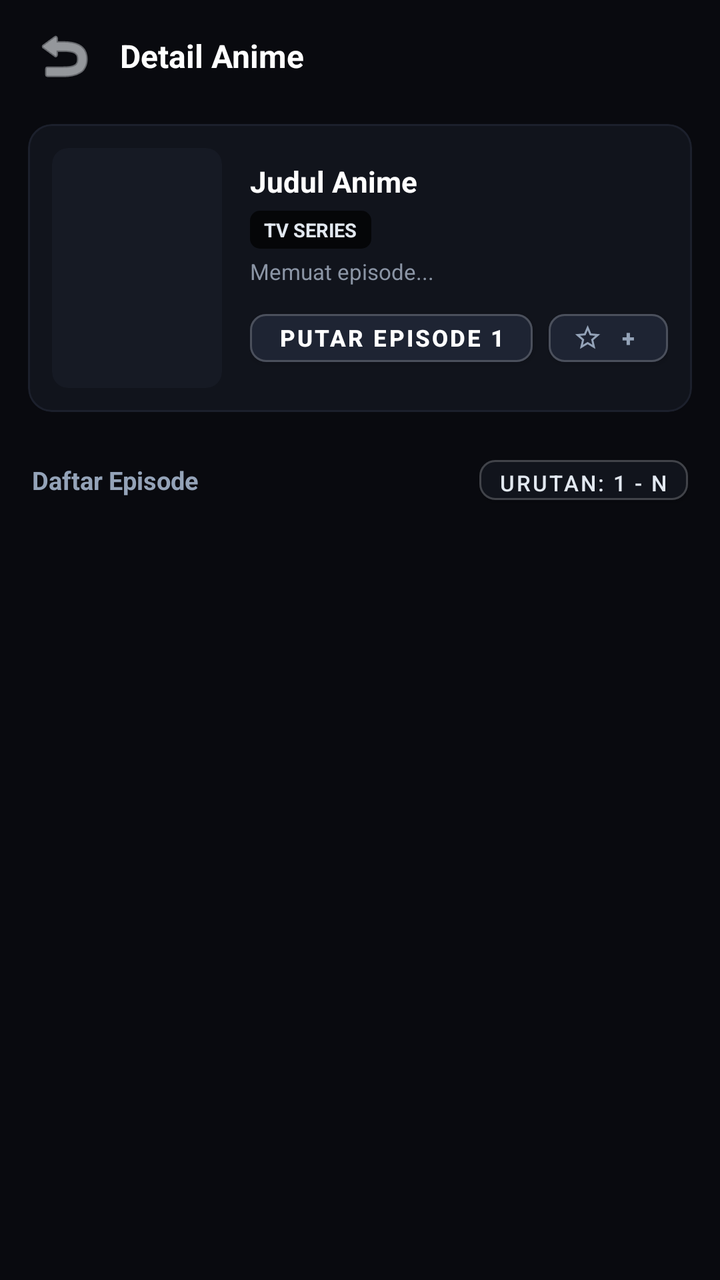
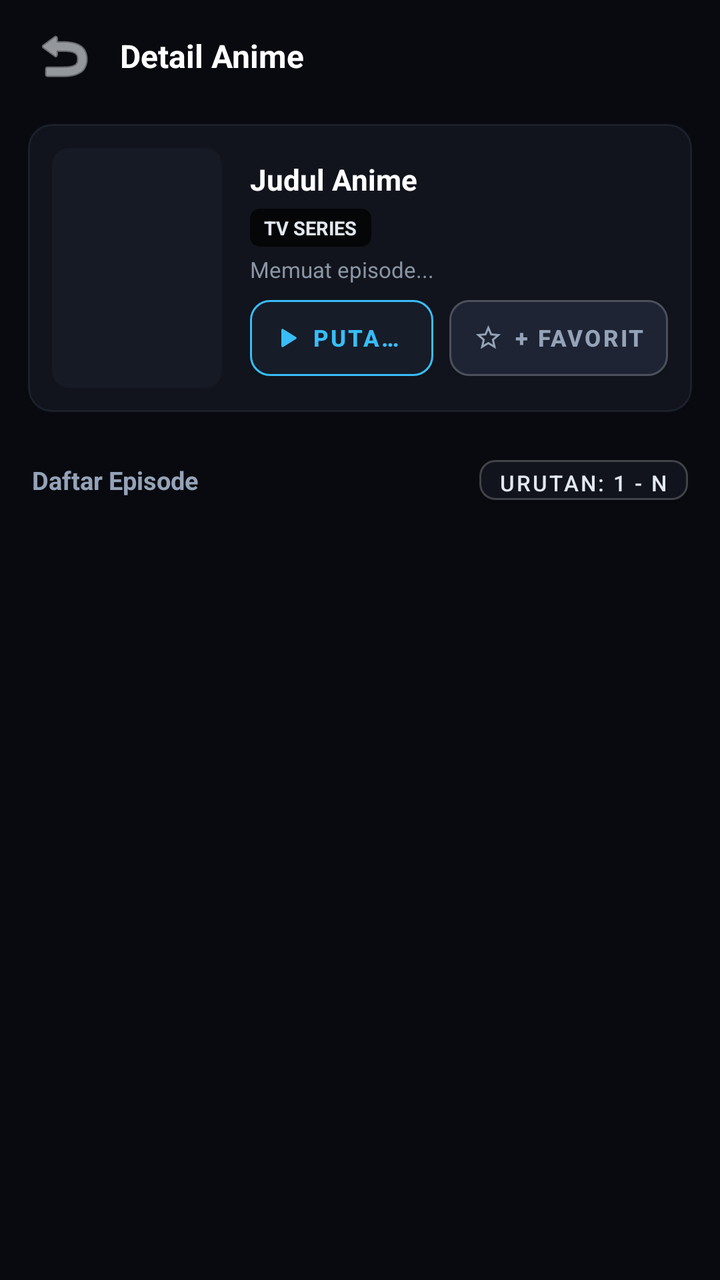

Before-and-after screenshots of an Android layout around one commit, followed by the original layout XML and the change that was made.
<!-- AndroidManifest.xml: application theme Theme.Tatap -->
<!-- res/layout/activity_detail.xml -->
<?xml version="1.0" encoding="utf-8"?>
<LinearLayout xmlns:android="http://schemas.android.com/apk/res/android"
    xmlns:app="http://schemas.android.com/apk/res-auto"
    android:layout_width="match_parent"
    android:layout_height="match_parent"
    android:orientation="vertical"
    android:paddingStart="@dimen/tv_overscan_horizontal"
    android:paddingEnd="@dimen/tv_overscan_horizontal"
    android:paddingTop="@dimen/tv_overscan_vertical"
    android:paddingBottom="@dimen/tv_overscan_vertical"
    android:clipToPadding="false"
    android:background="#090A0F">

    
    <LinearLayout
        android:layout_width="match_parent"
        android:layout_height="56dp"
        android:orientation="horizontal"
        android:gravity="center_vertical"
        android:paddingHorizontal="12dp"
        android:background="#090A0F">

        <ImageButton
            android:id="@+id/btn_back"
            android:layout_width="40dp"
            android:layout_height="40dp"
            android:background="?attr/selectableItemBackgroundBorderless"
            android:src="@android:drawable/ic_menu_revert"
            android:focusable="true"
            android:nextFocusDown="@+id/btn_quick_play"
            app:tint="#F1F5F9"
            android:contentDescription="Kembali" />

        <TextView
            android:id="@+id/tv_detail_title"
            android:layout_width="0dp"
            android:layout_height="wrap_content"
            android:layout_weight="1"
            android:layout_marginStart="8dp"
            android:text="Detail Anime"
            android:textColor="#FFFFFF"
            android:textSize="16sp"
            android:textStyle="bold"
            android:singleLine="true"
            android:ellipsize="end" />

        <ProgressBar
            android:id="@+id/pb_detail_loading"
            android:layout_width="20dp"
            android:layout_height="20dp"
            android:layout_marginEnd="6dp"
            android:visibility="gone"
            android:indeterminateTint="#38BDF8" />
    </LinearLayout>

    
    <com.google.android.material.card.MaterialCardView
        android:layout_width="match_parent"
        android:layout_height="wrap_content"
        android:layout_marginHorizontal="14dp"
        android:layout_marginTop="6dp"
        android:layout_marginBottom="12dp"
        app:cardCornerRadius="12dp"
        app:cardElevation="0dp"
        app:cardBackgroundColor="#11141C"
        app:strokeColor="#1C202C"
        app:strokeWidth="1dp">

        <LinearLayout
            android:layout_width="match_parent"
            android:layout_height="wrap_content"
            android:orientation="vertical"
            android:animateLayoutChanges="true"
            android:padding="12dp">

            <LinearLayout
                android:layout_width="match_parent"
                android:layout_height="wrap_content"
                android:orientation="horizontal">

                
                <androidx.cardview.widget.CardView
                    android:layout_width="85dp"
                    android:layout_height="120dp"
                    app:cardCornerRadius="8dp"
                    app:cardElevation="0dp"
                    app:cardBackgroundColor="#161A24">

                    <ImageView
                        android:id="@+id/iv_detail_poster"
                        android:layout_width="match_parent"
                        android:layout_height="match_parent"
                        android:scaleType="centerCrop"
                        android:contentDescription="Poster" />
                </androidx.cardview.widget.CardView>

                
                <LinearLayout
                    android:layout_width="0dp"
                    android:layout_height="match_parent"
                    android:layout_weight="1"
                    android:layout_marginStart="14dp"
                    android:orientation="vertical"
                    android:gravity="center_vertical">

                    <TextView
                        android:id="@+id/tv_detail_title_full"
                        android:layout_width="match_parent"
                        android:layout_height="wrap_content"
                        android:maxLines="2"
                        android:ellipsize="end"
                        android:text="Judul Anime"
                        android:textColor="#FFFFFF"
                        android:textSize="14.5sp"
                        android:textStyle="bold"
                        android:lineSpacingExtra="2dp" />

                    
                    <LinearLayout
                        android:id="@+id/layout_detail_badges"
                        android:layout_width="wrap_content"
                        android:layout_height="wrap_content"
                        android:orientation="horizontal"
                        android:gravity="center_vertical"
                        android:layout_marginTop="5dp">

                        <TextView
                            android:id="@+id/tv_detail_type_badge"
                            android:layout_width="wrap_content"
                            android:layout_height="wrap_content"
                            android:background="@drawable/bg_badge_type"
                            android:paddingHorizontal="7dp"
                            android:paddingVertical="3dp"
                            android:text="TV SERIES"
                            android:textColor="#E2E8F0"
                            android:textSize="9.5sp"
                            android:textStyle="bold" />

                        <TextView
                            android:id="@+id/tv_detail_score"
                            android:layout_width="wrap_content"
                            android:layout_height="wrap_content"
                            android:layout_marginStart="6dp"
                            android:background="@drawable/bg_detail_score"
                            android:paddingHorizontal="6dp"
                            android:paddingVertical="3dp"
                            android:textColor="#F59E0B"
                            android:textSize="9.5sp"
                            android:textStyle="bold"
                            app:drawableStartCompat="@drawable/ic_star_filled"
                            app:drawableTint="#F59E0B"
                            android:drawablePadding="3dp"
                            android:gravity="center_vertical"
                            android:visibility="gone"
                            android:text="8.7" />

                        <TextView
                            android:id="@+id/tv_detail_status"
                            android:layout_width="wrap_content"
                            android:layout_height="wrap_content"
                            android:layout_marginStart="6dp"
                            android:background="@drawable/bg_detail_status_ongoing"
                            android:paddingHorizontal="6dp"
                            android:paddingVertical="3dp"
                            android:textColor="#38BDF8"
                            android:textSize="9.5sp"
                            android:textStyle="bold"
                            android:visibility="gone"
                            android:text="ONGOING" />
                    </LinearLayout>

                    
                    <TextView
                        android:id="@+id/tv_detail_info_line"
                        android:layout_width="match_parent"
                        android:layout_height="wrap_content"
                        android:layout_marginTop="4dp"
                        android:textColor="#94A3B8"
                        android:textSize="10.5sp"
                        android:maxLines="2"
                        android:ellipsize="end"
                        android:visibility="gone"
                        android:text="Studio: Ufotable · Fall 2024" />

                    <TextView
                        android:id="@+id/tv_detail_slug"
                        android:layout_width="wrap_content"
                        android:layout_height="wrap_content"
                        android:layout_marginTop="4dp"
                        android:text="Memuat episode..."
                        android:textColor="#8B95A5"
                        android:textSize="11sp" />

                    <LinearLayout
                        android:layout_width="match_parent"
                        android:layout_height="wrap_content"
                        android:orientation="horizontal"
                        android:layout_marginTop="8dp">

                        <Button
                            android:id="@+id/btn_quick_play"
                            android:layout_width="wrap_content"
                            android:layout_height="36dp"
                            android:text="Putar Episode 1"
                            android:textColor="#FFFFFF"
                            android:backgroundTint="#1E2433"
                            android:textSize="11.5sp"
                            android:textStyle="bold"
                            android:focusable="true"
                            android:nextFocusUp="@+id/btn_back"
                            android:nextFocusDown="@+id/btn_sort_order"
                            android:nextFocusRight="@+id/btn_detail_bookmark"
                            app:strokeColor="#33FFFFFF"
                            app:strokeWidth="1dp"
                            app:cornerRadius="8dp"
                            android:paddingHorizontal="14dp" />

                        <Button
                            android:id="@+id/btn_detail_bookmark"
                            android:layout_width="wrap_content"
                            android:layout_height="36dp"
                            android:layout_marginStart="8dp"
                            app:icon="@drawable/ic_star_outline"
                            app:iconTint="#94A3B8"
                            app:iconPadding="5dp"
                            app:iconSize="15dp"
                            android:text="+ Favorit"
                            android:textColor="#94A3B8"
                            android:backgroundTint="#1E2433"
                            android:textSize="11.5sp"
                            android:textStyle="bold"
                            android:focusable="true"
                            android:nextFocusUp="@+id/btn_back"
                            android:nextFocusDown="@+id/btn_sort_order"
                            android:nextFocusLeft="@+id/btn_quick_play"
                            app:strokeColor="#33FFFFFF"
                            app:strokeWidth="1dp"
                            app:cornerRadius="8dp"
                            android:paddingHorizontal="12dp" />
                    </LinearLayout>
                </LinearLayout>
            </LinearLayout>

            
            <HorizontalScrollView
                android:id="@+id/hsv_detail_genres"
                android:layout_width="match_parent"
                android:layout_height="wrap_content"
                android:layout_marginTop="8dp"
                android:scrollbars="none"
                android:overScrollMode="never"
                android:visibility="gone">

                <LinearLayout
                    android:id="@+id/ll_detail_genres"
                    android:layout_width="wrap_content"
                    android:layout_height="wrap_content"
                    android:orientation="horizontal" />
            </HorizontalScrollView>

            
            <LinearLayout
                android:id="@+id/layout_detail_synopsis"
                android:layout_width="match_parent"
                android:layout_height="wrap_content"
                android:orientation="vertical"
                android:layout_marginTop="10dp"
                android:background="@drawable/bg_detail_synopsis"
                android:padding="10dp"
                android:visibility="gone">

                <TextView
                    android:layout_width="wrap_content"
                    android:layout_height="wrap_content"
                    android:text="SINOPSIS"
                    android:textColor="#38BDF8"
                    android:textSize="10sp"
                    android:textStyle="bold"
                    android:letterSpacing="0.08"
                    android:layout_marginBottom="5dp" />

                <TextView
                    android:id="@+id/tv_detail_synopsis"
                    android:layout_width="match_parent"
                    android:layout_height="wrap_content"
                    android:textColor="#CBD5E1"
                    android:textSize="12sp"
                    android:lineSpacingExtra="3dp"
                    android:maxLines="2"
                    android:ellipsize="end"
                    android:text="Memuat sinopsis..." />

                <TextView
                    android:id="@+id/btn_toggle_synopsis"
                    android:layout_width="wrap_content"
                    android:layout_height="wrap_content"
                    android:layout_gravity="end"
                    android:layout_marginTop="6dp"
                    android:paddingVertical="4dp"
                    android:paddingHorizontal="10dp"
                    android:text="Selengkapnya ▼"
                    android:textColor="#38BDF8"
                    android:textSize="11sp"
                    android:textStyle="bold"
                    android:background="@drawable/bg_btn_toggle_synopsis"
                    android:clickable="true"
                    android:focusable="true" />
            </LinearLayout>
        </LinearLayout>
    </com.google.android.material.card.MaterialCardView>

    
    <LinearLayout
        android:id="@+id/layout_detail_seasons"
        android:layout_width="match_parent"
        android:layout_height="wrap_content"
        android:orientation="vertical"
        android:visibility="gone"
        android:paddingHorizontal="16dp"
        android:paddingBottom="6dp">

        <TextView
            android:layout_width="wrap_content"
            android:layout_height="wrap_content"
            android:text="SEASON / RELASI TERKAIT"
            android:textColor="#38BDF8"
            android:textSize="10.5sp"
            android:textStyle="bold"
            android:letterSpacing="0.05" />

        <androidx.recyclerview.widget.RecyclerView
            android:id="@+id/rv_detail_seasons"
            android:layout_width="match_parent"
            android:layout_height="wrap_content"
            android:layout_marginTop="5dp"
            android:clipToPadding="false"
            android:clipChildren="false"
            android:orientation="horizontal"
            android:nextFocusUp="@+id/btn_quick_play"
            android:nextFocusDown="@+id/btn_sort_order" />
    </LinearLayout>

    
    <LinearLayout
        android:layout_width="match_parent"
        android:layout_height="wrap_content"
        android:orientation="horizontal"
        android:gravity="center_vertical"
        android:paddingHorizontal="16dp"
        android:paddingVertical="6dp">

        <TextView
            android:layout_width="0dp"
            android:layout_height="wrap_content"
            android:layout_weight="1"
            android:text="Daftar Episode"
            android:textColor="#94A3B8"
            android:textSize="12.5sp"
            android:textStyle="bold" />

        <Button
            android:id="@+id/btn_sort_order"
            android:layout_width="wrap_content"
            android:layout_height="32dp"
            android:text="Urutan: 1 - N"
            android:textColor="#E2E8F0"
            android:backgroundTint="#11141C"
            android:textSize="11sp"
            android:focusable="true"
            android:nextFocusUp="@+id/btn_quick_play"
            android:nextFocusDown="@+id/rv_episodes"
            app:strokeColor="#33FFFFFF"
            app:strokeWidth="1dp"
            app:cornerRadius="8dp"
            android:paddingHorizontal="10dp" />
    </LinearLayout>

    
    <androidx.recyclerview.widget.RecyclerView
        android:id="@+id/rv_episode_ranges"
        android:layout_width="match_parent"
        android:layout_height="wrap_content"
        android:layout_marginBottom="6dp"
        android:paddingHorizontal="14dp"
        android:clipToPadding="false"
        android:clipChildren="false"
        android:orientation="horizontal"
        android:visibility="gone"
        android:nextFocusUp="@+id/btn_sort_order"
        android:nextFocusDown="@+id/rv_episodes" />

    
    <androidx.recyclerview.widget.RecyclerView
        android:id="@+id/rv_episodes"
        android:layout_width="match_parent"
        android:layout_height="0dp"
        android:layout_weight="1"
        android:paddingHorizontal="11dp"
        android:clipToPadding="false"
        android:clipChildren="false"
        android:nextFocusUp="@+id/rv_episode_ranges"
        android:scrollbars="vertical" />
</LinearLayout>
<!-- resources referenced by this layout -->
<resources>
  <dimen name="tv_overscan_horizontal">0dp</dimen>
  <dimen name="tv_overscan_vertical">0dp</dimen>
  <!-- drawable bg_badge_type (drawable) -->
  <?xml version="1.0" encoding="utf-8"?>
  <shape xmlns:android="http://schemas.android.com/apk/res/android"
      android:shape="rectangle">
      <corners android:radius="5dp" />
      <solid android:color="#B3000000" />
  </shape>
  <!-- drawable bg_detail_score (drawable) -->
  <?xml version="1.0" encoding="utf-8"?>
  <shape xmlns:android="http://schemas.android.com/apk/res/android"
      android:shape="rectangle">
      <corners android:radius="6dp" />
      <solid android:color="#241B0D" />
      <stroke
          android:width="1dp"
          android:color="#78350F" />
  </shape>
  <!-- drawable bg_detail_status_ongoing (drawable) -->
  <?xml version="1.0" encoding="utf-8"?>
  <shape xmlns:android="http://schemas.android.com/apk/res/android"
      android:shape="rectangle">
      <corners android:radius="6dp" />
      <solid android:color="#0C2538" />
      <stroke
          android:width="1dp"
          android:color="#075985" />
  </shape>
  <!-- drawable bg_detail_synopsis (drawable) -->
  <?xml version="1.0" encoding="utf-8"?>
  <shape xmlns:android="http://schemas.android.com/apk/res/android"
      android:shape="rectangle">
      <corners android:radius="8dp" />
      <solid android:color="#0C0E14" />
      <stroke
          android:width="1dp"
          android:color="#1A1E29" />
  </shape>
  <!-- drawable ic_star_filled (drawable) -->
  <?xml version="1.0" encoding="utf-8"?>
  <vector xmlns:android="http://schemas.android.com/apk/res/android"
      android:width="15dp"
      android:height="15dp"
      android:viewportWidth="24"
      android:viewportHeight="24">
      
      <path
          android:fillColor="#FFFFFFFF"
          android:pathData="M12,17.27 L18.18,21 L16.54,13.97 L22,9.24 L14.81,8.63 L12,2 L9.19,8.63 L2,9.24 L7.46,13.97 L5.82,21 L12,17.27 Z" />
  </vector>
  <!-- drawable ic_star_outline (drawable) -->
  <?xml version="1.0" encoding="utf-8"?>
  <vector xmlns:android="http://schemas.android.com/apk/res/android"
      android:width="15dp"
      android:height="15dp"
      android:viewportWidth="24"
      android:viewportHeight="24">
      
      <path
          android:fillColor="#FFFFFFFF"
          android:pathData="M12,15.39 L8.24,17.66 L9.23,13.38 L5.91,10.51 L10.29,10.13 L12,6.1 L13.71,10.14 L18.09,10.52 L14.77,13.39 L15.76,17.67 L12,15.39 Z M22,9.24 L14.81,8.62 L12,2 L9.19,8.63 L2,9.24 L7.46,13.97 L5.82,21 L12,17.27 L18.18,21 L16.55,13.97 L22,9.24 Z" />
  </vector>
  <style name="Theme.Tatap" parent="Theme.MaterialComponents.NoActionBar">
          <item name="colorPrimary">#38BDF8</item>
          <item name="colorPrimaryVariant">#090A0F</item>
          <item name="colorOnPrimary">#FFFFFF</item>
          <item name="colorSecondary">#38BDF8</item>
          <item name="android:statusBarColor">#090A0F</item>
          <item name="android:navigationBarColor">#090A0F</item>
          <item name="android:windowBackground">#090A0F</item>
      </style>
  <!-- unchanged entries left out for length: 1 -->
</resources>

<!-- the commit's change to res/layout/activity_detail.xml (unified diff, before → after) -->
@@ -197,37 +197,52 @@
                         android:orientation="horizontal"
                         android:layout_marginTop="8dp">
 
-                        <Button
+                        <com.google.android.material.button.MaterialButton
                             android:id="@+id/btn_quick_play"
-                            android:layout_width="wrap_content"
-                            android:layout_height="36dp"
-                            android:text="Putar Episode 1"
-                            android:textColor="#FFFFFF"
-                            android:backgroundTint="#1E2433"
+                            android:layout_width="0dp"
+                            android:layout_weight="1"
+                            android:layout_height="38dp"
+                            android:insetTop="0dp"
+                            android:insetBottom="0dp"
+                            android:text="Putar Ep 1"
+                            android:textColor="#38BDF8"
+                            android:backgroundTint="#161C28"
                             android:textSize="11.5sp"
+                            android:fontFamily="sans-serif-medium"
                             android:textStyle="bold"
                             android:focusable="true"
+                            android:singleLine="true"
+                            android:ellipsize="end"
                             android:nextFocusUp="@+id/btn_back"
                             android:nextFocusDown="@+id/btn_sort_order"
                             android:nextFocusRight="@+id/btn_detail_bookmark"
-                            app:strokeColor="#33FFFFFF"
+                            app:icon="@drawable/ic_play"
+                            app:iconSize="14dp"
+                            app:iconPadding="6dp"
+                            app:iconGravity="textStart"
+                            app:iconTint="#38BDF8"
+                            app:strokeColor="#38BDF8"
                             app:strokeWidth="1dp"
-                            app:cornerRadius="8dp"
-                            android:paddingHorizontal="14dp" />
-
-                        <Button
+                            app:cornerRadius="10dp"
+                            android:paddingHorizontal="10dp" />
+
+                        <com.google.android.material.button.MaterialButton
                             android:id="@+id/btn_detail_bookmark"
                             android:layout_width="wrap_content"
-                            android:layout_height="36dp"
+                            android:layout_height="38dp"
                             android:layout_marginStart="8dp"
+                            android:insetTop="0dp"
+                            android:insetBottom="0dp"
                             app:icon="@drawable/ic_star_outline"
                             app:iconTint="#94A3B8"
                             app:iconPadding="5dp"
                             app:iconSize="15dp"
+                            app:iconGravity="textStart"
                             android:text="+ Favorit"
                             android:textColor="#94A3B8"
                             android:backgroundTint="#1E2433"
                             android:textSize="11.5sp"
+                            android:fontFamily="sans-serif-medium"
                             android:textStyle="bold"
                             android:focusable="true"
                             android:nextFocusUp="@+id/btn_back"
@@ -235,7 +250,7 @@
                             android:nextFocusLeft="@+id/btn_quick_play"
                             app:strokeColor="#33FFFFFF"
                             app:strokeWidth="1dp"
-                            app:cornerRadius="8dp"
+                            app:cornerRadius="10dp"
                             android:paddingHorizontal="12dp" />
                     </LinearLayout>
                 </LinearLayout>
<!-- resource entries referenced after the edit -->
@@ -39,6 +39,18 @@
           android:width="1dp"
           android:color="#1A1E29" />
   </shape>
+  <!-- drawable ic_play (drawable) -->
+  <?xml version="1.0" encoding="utf-8"?>
+  <vector xmlns:android="http://schemas.android.com/apk/res/android"
+      android:width="15dp"
+      android:height="15dp"
+      android:viewportWidth="24"
+      android:viewportHeight="24">
+      
+      <path
+          android:fillColor="#FFFFFFFF"
+          android:pathData="M8,5.14v13.72a1,1 0,0 0,1.5.86l11-6.86a1,1 0,0 0,0-1.72l-11-6.86a1,1 0,0 0-1.5,0.86z"/>
+  </vector>
   <!-- drawable ic_star_filled (drawable) -->
   <?xml version="1.0" encoding="utf-8"?>
   <vector xmlns:android="http://schemas.android.com/apk/res/android"
